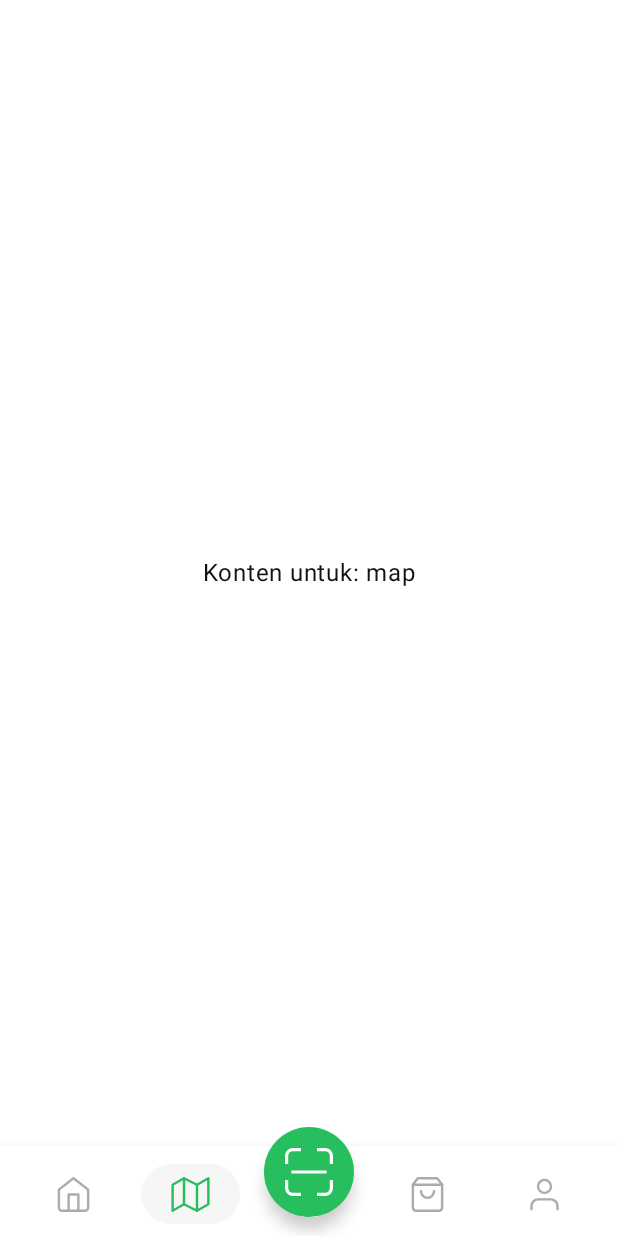
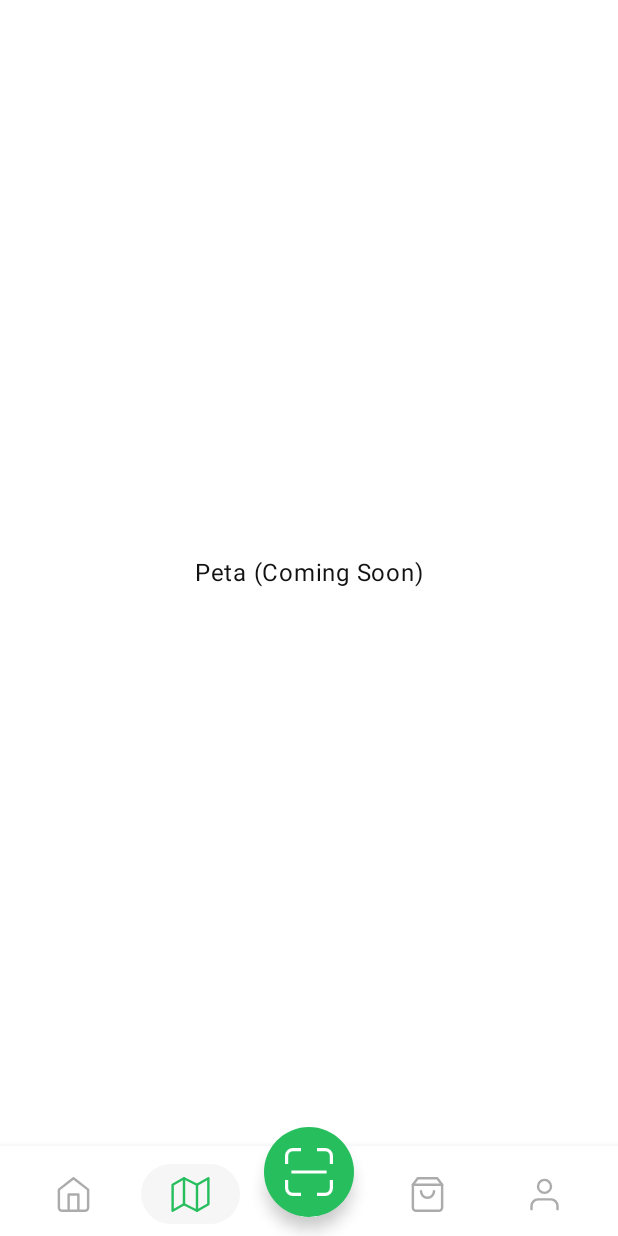
Before and after one commit to bafaqih/XetorApp, an Android app built with Jetpack Compose: the HomeActivity screen opened directly, with no data from a screen before it, after a tap on "Map", on a phone screen of 412 x 824 dp. Run offline under Robolectric (Android 15) with nearby library versions, the phone set to English and light mode, and no system bars; 3 statements that could not run were skipped.

Commit message:
Home Page (saldo, shortcuts, stats, banner), Withdraw List (grid methods, history, filters), Withdraw Detail (universal form e-wallet & bank), Success modal, Auto refresh, Custom Snackbar

```diff
--- a/app/src/main/AndroidManifest.xml
+++ b/app/src/main/AndroidManifest.xml
@@ -16,6 +16,12 @@
         android:theme="@style/Theme.XetorApp">
         <activity
             android:name=".HomeActivity"
+            android:exported="false" />
+        <activity
+            android:name=".WithdrawActivity"
+            android:exported="false" />
+        <activity
+            android:name=".WithdrawDetailActivity"
             android:exported="false" />
         <activity
             android:name=".SignUpActivity"
--- a/app/src/main/java/id/xetor/app/HomeActivity.kt
+++ b/app/src/main/java/id/xetor/app/HomeActivity.kt
@@ -1,6 +1,7 @@
 // app/src/main/java/id/xetor/app/HomeActivity.kt
 package id.xetor.app
 
+import android.content.Intent
 import android.os.Bundle
 import android.widget.Toast
 import androidx.activity.ComponentActivity
@@ -15,21 +16,40 @@ import androidx.compose.ui.graphics.Color
 import androidx.compose.ui.platform.LocalContext
 import androidx.compose.ui.res.painterResource
 import androidx.compose.ui.unit.dp
+import androidx.lifecycle.viewmodel.compose.viewModel
+import id.xetor.app.di.AppContainer
 import id.xetor.app.ui.components.MainBottomBar
+import id.xetor.app.ui.home.HomeScreen
+import id.xetor.app.ui.home.HomeViewModel
+import id.xetor.app.ui.home.HomeViewModelFactory
 import id.xetor.app.ui.theme.GreenPrimary
 import id.xetor.app.ui.theme.XetorAppTheme
+import kotlinx.coroutines.flow.first
+import kotlinx.coroutines.runBlocking
 
 class HomeActivity : ComponentActivity() {
     override fun onCreate(savedInstanceState: Bundle?) {
         super.onCreate(savedInstanceState)
+
+        // Get dependencies
+        val appContainer = (application as XetorApplication).appContainer
+        val token = runBlocking { appContainer.userPreferences.authToken.first() } ?: ""
+
         setContent {
             XetorAppTheme {
                 var currentScreen by remember { mutableStateOf("home") }
                 val context = LocalContext.current
 
+                // Initialize ViewModel
+                val homeViewModel: HomeViewModel = viewModel(
+                    factory = HomeViewModelFactory(
+                        userRepository = appContainer.userRepository,
+                        token = token
+                    )
+                )
+
                 Scaffold(
                     bottomBar = {
-                        // Di sini HANYA berisi BottomBar, tidak ada Box
                         MainBottomBar(
                             currentRoute = currentScreen,
                             onItemSelected = { route ->
@@ -39,7 +59,6 @@ class HomeActivity : ComponentActivity() {
                             }
                         )
                     },
-                    // TOMBOL SCAN SEKARANG DITEMPATKAN DI PARAMETER KHUSUS INI
                     floatingActionButton = {
                         FloatingActionButton(
                             onClick = {
@@ -59,16 +78,57 @@ class HomeActivity : ComponentActivity() {
                             )
                         }
                     },
-                    // Beritahu Scaffold untuk menempatkan FAB di tengah
                     floatingActionButtonPosition = FabPosition.Center
                 ) { innerPadding ->
                     Box(
                         modifier = Modifier
                             .padding(innerPadding)
-                            .fillMaxSize(),
-                        contentAlignment = Alignment.Center
+                            .fillMaxSize()
                     ) {
-                        Text(text = "Konten untuk: $currentScreen")
+                        when (currentScreen) {
+                            "home" -> HomeScreen(
+                                viewModel = homeViewModel,
+                                onNotificationClick = {
+                                    Toast.makeText(context, "Notifikasi (Coming Soon)", Toast.LENGTH_SHORT).show()
+                                },
+                                onWithdrawClick = {
+                                    startActivity(Intent(this@HomeActivity, WithdrawActivity::class.java))
+                                },
+                                onTopUpClick = {
+                                    Toast.makeText(context, "Top Up (Coming Soon)", Toast.LENGTH_SHORT).show()
+                                },
+                                onTransferClick = {
+                                    Toast.makeText(context, "Transfer (Coming Soon)", Toast.LENGTH_SHORT).show()
+                                },
+                                onConvertClick = {
+                                    Toast.makeText(context, "Convert (Coming Soon)", Toast.LENGTH_SHORT).show()
+                                },
+                                onXpayClick = {
+                                    Toast.makeText(context, "Xpay (Coming Soon)", Toast.LENGTH_SHORT).show()
+                                },
+                                onSetorClick = {
+                                    Toast.makeText(context, "Generate QR untuk Setor (Coming Soon)", Toast.LENGTH_SHORT).show()
+                                }
+                            )
+                            "map" -> Box(
+                                modifier = Modifier.fillMaxSize(),
+                                contentAlignment = Alignment.Center
+                            ) {
+                                Text(text = "Peta (Coming Soon)")
+                            }
+                            "marketplace" -> Box(
+                                modifier = Modifier.fillMaxSize(),
+                                contentAlignment = Alignment.Center
+                            ) {
+                                Text(text = "Marketplace (Coming Soon)")
+                            }
+                            "profile" -> Box(
+                                modifier = Modifier.fillMaxSize(),
+                                contentAlignment = Alignment.Center
+                            ) {
+                                Text(text = "Profile (Coming Soon)")
+                            }
+                        }
                     }
                 }
             }
--- a/app/src/main/java/id/xetor/app/data/remote/ApiService.kt
+++ b/app/src/main/java/id/xetor/app/data/remote/ApiService.kt
@@ -3,6 +3,8 @@ package id.xetor.app.data.remote
 
 import retrofit2.Response
 import retrofit2.http.Body
+import retrofit2.http.GET
+import retrofit2.http.Header
 import retrofit2.http.POST
 
 interface ApiService {
@@ -14,4 +16,22 @@ interface ApiService {
 
     @POST("auth/google")
     suspend fun loginWithGoogle(@Body request: GoogleAuthRequest): Response<LoginResponse>
+
+    @GET("user/profile")
+    suspend fun getUserProfile(@Header("Authorization") token: String): Response<UserDto>
+
+    @GET("user/wallet")
+    suspend fun getUserWallet(@Header("Authorization") token: String): Response<WalletResponse>
+
+    @GET("user/statistics")
+    suspend fun getUserStatistics(@Header("Authorization") token: String): Response<StatisticsResponse>
+
+    @GET("user/transactions")
+    suspend fun getTransactionHistory(@Header("Authorization") token: String): Response<List<TransactionHistoryResponse>>
+
+    @POST("user/withdraw")
+    suspend fun submitWithdraw(
+        @Header("Authorization") token: String,
+        @Body request: WithdrawRequest
+    ): Response<WithdrawResponse>
 }
```
Also changed, not shown: app/src/main/java/id/xetor/app/data/UserRepository.kt (+97 -0 lines), app/src/main/java/id/xetor/app/data/remote/NetworkModels.kt (+68 -0 lines), app/src/main/java/id/xetor/app/WelcomeActivity.kt (line endings or trailing spaces), app/src/main/res/drawable/text_xetor_putih.png (added), app/src/main/res/drawable/text_xetor_warna.png (added).
